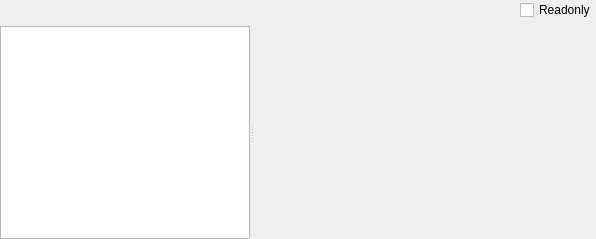
First picture: the form in MSDOS/msdoswidget.ui, repository horsicq/FormatWidgets, before the edit.
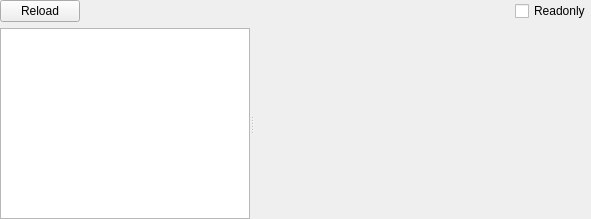
Second picture: the form after the edit. Custom widgets are drawn as their Qt base class.

```diff
--- a/MSDOS/msdoswidget.ui
+++ b/MSDOS/msdoswidget.ui
@@ -6,8 +6,8 @@
    <rect>
     <x>0</x>
     <y>0</y>
-    <width>596</width>
-    <height>239</height>
+    <width>591</width>
+    <height>219</height>
    </rect>
   </property>
   <property name="windowTitle">
@@ -31,6 +31,13 @@
      <property name="sizeConstraint">
       <enum>QLayout::SetDefaultConstraint</enum>
      </property>
+     <item>
+      <widget class="QPushButton" name="pushButtonReload">
+       <property name="text">
+        <string>Reload</string>
+       </property>
+      </widget>
+     </item>
      <item>
       <spacer name="horizontalSpacer">
        <property name="orientation">
```
